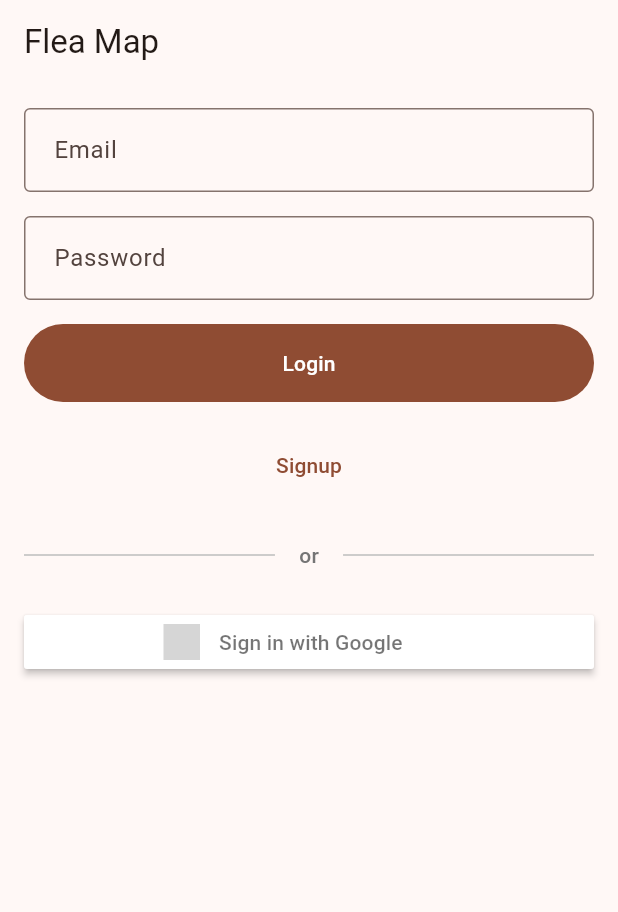
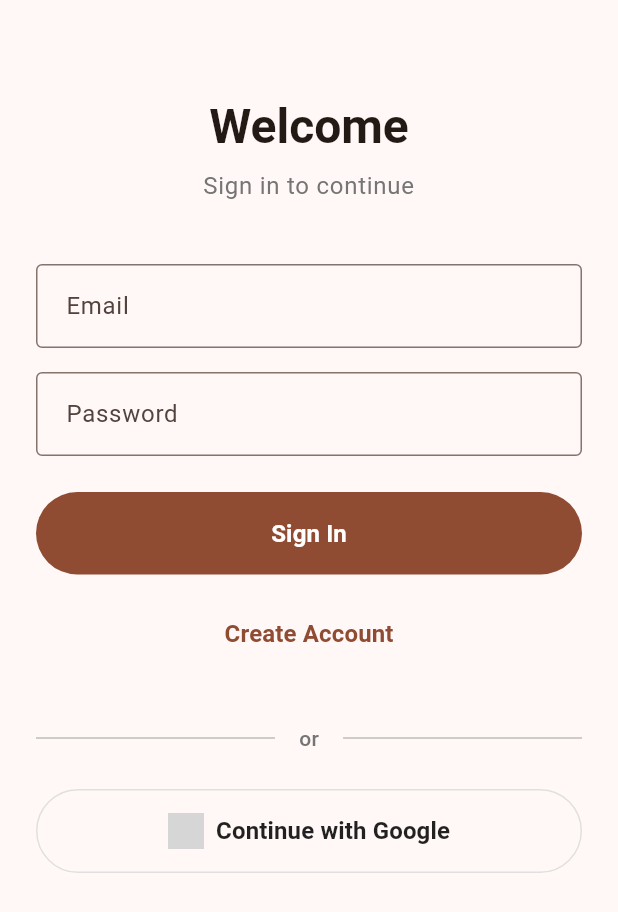
Before and after one commit to K-AMeus/flea-map, a Flutter app: the screen it shows after launch, on a phone screen of 412 x 824 dp. Shown: the top 912 px of the screen. Run offline on Flutter 3.47's test engine with Material 3 defaults, Android fonts, the light colour scheme and no system bars; drawn by our look-alikes of sign_in_button; our stand-ins replace flutter_dotenv, google_maps_flutter, google_sign_in, supabase_flutter; accounts and stored records are empty; network calls fail; statements that could not run were skipped; grey boxes are pictures that could not be loaded.

Commit message:
Style the login screen

```diff
--- a/mobile/lib/features/auth/auth_wrapper.dart
+++ b/mobile/lib/features/auth/auth_wrapper.dart
@@ -45,10 +45,7 @@ class _AuthWrapperState extends State<AuthWrapper> {
         final session = snapshot.hasData ? snapshot.data!.session : null;
 
         if (session == null) {
-          return Scaffold(
-            appBar: AppBar(title: const Text('Flea Map')),
-            body: const LoginScreen(),
-          );
+          return const Scaffold(body: SafeArea(child: LoginScreen()));
         }
 
         return const MainNavigation();
--- a/mobile/lib/features/auth/login/login_screen.dart
+++ b/mobile/lib/features/auth/login/login_screen.dart
@@ -3,7 +3,6 @@ import 'dart:io';
 import 'package:flutter/material.dart';
 import 'package:flutter_dotenv/flutter_dotenv.dart';
 import 'package:google_sign_in/google_sign_in.dart';
-import 'package:sign_in_button/sign_in_button.dart';
 import 'package:supabase_flutter/supabase_flutter.dart';
 import '../supabase/supabase_client.dart';
 
@@ -102,6 +101,15 @@ class _LoginScreenState extends State<LoginScreen> {
     }
   }
 
+  Widget _buildGoogleLogo() {
+    return Image.network(
+      'http://pngimg.com/uploads/google/google_PNG19635.png',
+      width: 24,
+      height: 24,
+      fit: BoxFit.cover,
+    );
+  }
+
   @override
   void dispose() {
     _emailController.dispose();
@@ -111,13 +119,35 @@ class _LoginScreenState extends State<LoginScreen> {
 
   @override
   Widget build(BuildContext context) {
+    final buttonStyle = FilledButton.styleFrom(
+      padding: const EdgeInsets.symmetric(horizontal: 24, vertical: 16),
+      minimumSize: const Size(double.infinity, 50),
+    );
+
     return _loading
         ? const Center(child: CircularProgressIndicator())
         : Form(
             key: _formKey,
             child: ListView(
-              padding: const EdgeInsets.all(16.0),
+              padding: const EdgeInsets.all(24.0),
               children: [
+                const SizedBox(height: 40),
+                Text(
+                  'Welcome',
+                  style: Theme.of(context).textTheme.headlineLarge?.copyWith(
+                    fontWeight: FontWeight.bold,
+                  ),
+                  textAlign: TextAlign.center,
+                ),
+                const SizedBox(height: 8),
+                Text(
+                  'Sign in to continue',
+                  style: Theme.of(
+                    context,
+                  ).textTheme.bodyLarge?.copyWith(color: Colors.grey.shade600),
+                  textAlign: TextAlign.center,
+                ),
+                const SizedBox(height: 40),
                 TextFormField(
                   keyboardType: TextInputType.emailAddress,
                   controller: _emailController,
@@ -147,7 +177,7 @@ class _LoginScreenState extends State<LoginScreen> {
                   validator: _passwordValidator,
                   autovalidateMode: AutovalidateMode.disabled,
                 ),
-                const SizedBox(height: 16),
+                const SizedBox(height: 24),
                 FilledButton(
                   onPressed: () async {
                     if (!_formKey.currentState!.validate()) return;
@@ -178,15 +208,13 @@ class _LoginScreenState extends State<LoginScreen> {
                       });
                     }
                   },
-                  style: FilledButton.styleFrom(
-                    padding: const EdgeInsets.symmetric(
-                      horizontal: 16,
-                      vertical: 16,
-                    ),
+                  style: buttonStyle,
+                  child: const Text(
+                    'Sign In',
+                    style: TextStyle(fontSize: 16, fontWeight: FontWeight.w600),
                   ),
-                  child: const Text('Login'),
                 ),
-                const SizedBox(height: 16),
+                const SizedBox(height: 12),
                 TextButton(
                   onPressed: () async {
                     if (!_formKey.currentState!.validate()) return;
@@ -219,13 +247,17 @@ class _LoginScreenState extends State<LoginScreen> {
                   },
                   style: TextButton.styleFrom(
                     padding: const EdgeInsets.symmetric(
-                      horizontal: 16,
+                      horizontal: 24,
                       vertical: 16,
                     ),
+                    minimumSize: const Size(double.infinity, 50),
                   ),
-                  child: const Text('Signup'),
+                  child: const Text(
+                    'Create Account',
+                    style: TextStyle(fontSize: 16, fontWeight: FontWeight.w600),
+                  ),
                 ),
-                const SizedBox(height: 24),
+                const SizedBox(height: 32),
                 Row(
                   children: [
                     Expanded(
@@ -249,17 +281,31 @@ class _LoginScreenState extends State<LoginScreen> {
                 ),
                 const SizedBox(height: 24),
                 _googleLoading
-                    ? const Center(
-                        child: SizedBox(
-                          height: 24,
-                          width: 24,
-                          child: CircularProgressIndicator(strokeWidth: 2),
+                    ? SizedBox(
+                        height: 50,
+                        child: const Center(child: CircularProgressIndicator()),
+                      )
+                    : OutlinedButton.icon(
+                        onPressed: _signInWithGoogle,
+                        style: OutlinedButton.styleFrom(
+                          padding: const EdgeInsets.symmetric(
+                            horizontal: 24,
+                            vertical: 16,
+                          ),
+                          minimumSize: const Size(double.infinity, 50),
+                          side: BorderSide(color: Colors.grey.shade300),
                         ),
-                      )
-                    : SignInButton(
-                        Buttons.google,
-                        onPressed: _signInWithGoogle,
+                        icon: _buildGoogleLogo(),
+                        label: const Text(
+                          'Continue with Google',
+                          style: TextStyle(
+                            fontSize: 16,
+                            fontWeight: FontWeight.w600,
+                            color: Colors.black87,
+                          ),
+                        ),
                       ),
+                const SizedBox(height: 20),
               ],
             ),
           );
--- a/mobile/pubspec.yaml
+++ b/mobile/pubspec.yaml
@@ -13,7 +13,6 @@ dependencies:
   flutter_dotenv: ^6.0.0
   google_maps_flutter: ^2.14.0
   google_sign_in: ^7.2.0
-  sign_in_button: ^4.0.1
 
 dev_dependencies:
   flutter_test:
```
Also changed, not shown: mobile/pubspec.lock, 1 other file.
